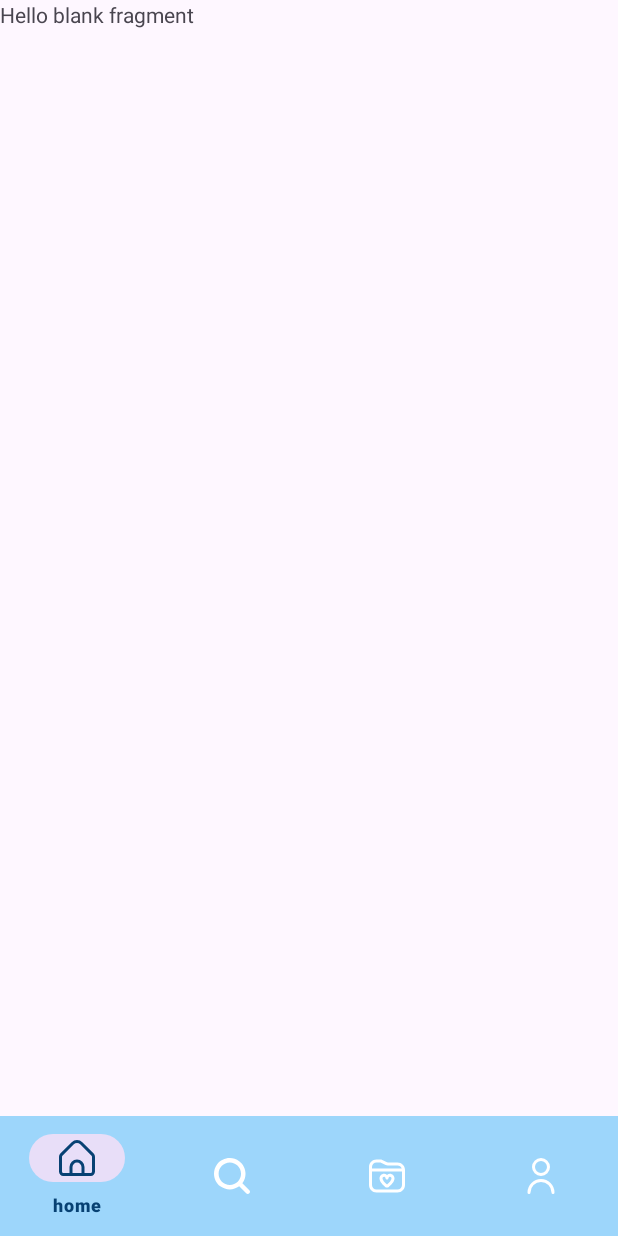
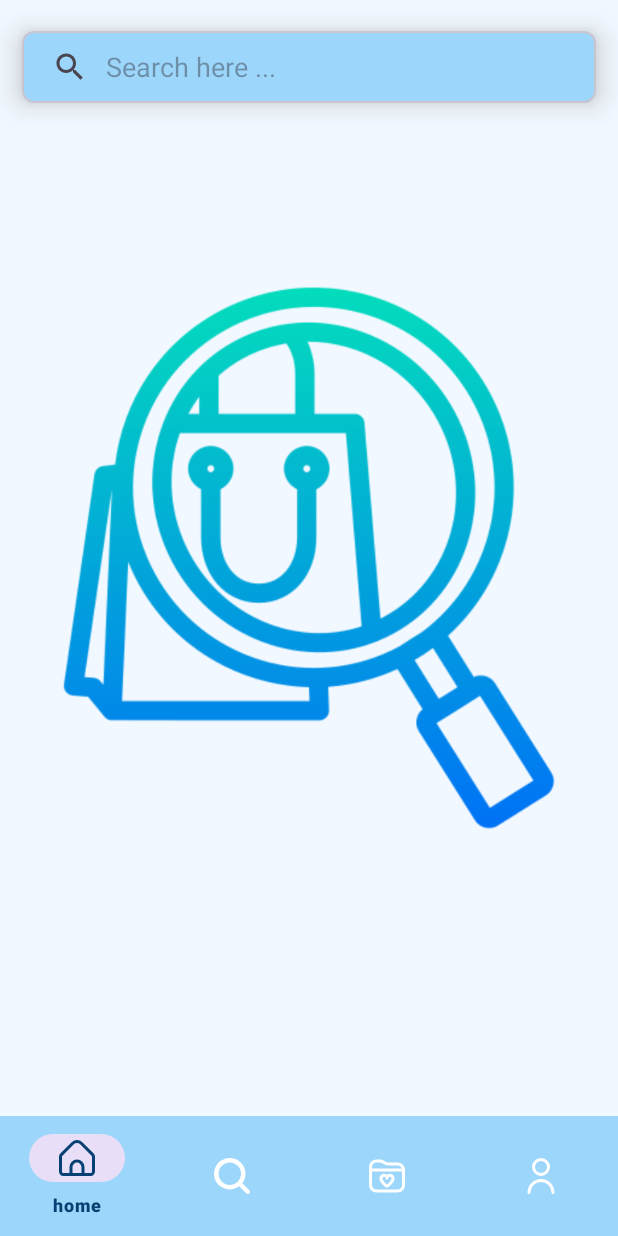
Before and after one commit to mariam021/Shop-Verse, an Android app: the SearchFragment screen opened through its navigation route, on a phone screen of 412 x 824 dp. Run offline under Robolectric (Android 15) with nearby library versions, the phone set to English and light mode, and no system bars; our stand-ins replace Room's generated code, navigation-ui; pictures from the network do not load; 1 statement that could not run was skipped.

Commit message:
## add search feature

```diff
--- a/app/src/main/java/com/example/shopverse/presentation/search/SearchFragment.kt
+++ b/app/src/main/java/com/example/shopverse/presentation/search/SearchFragment.kt
@@ -5,56 +5,123 @@ import androidx.fragment.app.Fragment
 import android.view.LayoutInflater
 import android.view.View
 import android.view.ViewGroup
+import android.widget.Toast
+import androidx.appcompat.widget.SearchView
+import androidx.lifecycle.ViewModelProvider
+import androidx.navigation.fragment.findNavController
+import androidx.recyclerview.widget.LinearLayoutManager
 import com.example.shopverse.R
+import com.example.shopverse.data.local.product.ProductDatabase
+import com.example.shopverse.data.local.user.UserDatabase
+import com.example.shopverse.databinding.FragmentHomeBinding
+import com.example.shopverse.databinding.FragmentSearchBinding
+import com.example.shopverse.domain.repo.product.ProductRepository
+import com.example.shopverse.domain.repo.user.UserRepository
+import com.example.shopverse.presentation.home.HomeFragmentDirections
+import com.example.shopverse.presentation.home.HomeVM
+import com.example.shopverse.presentation.home.ProductViewModelFactory
+import java.util.ArrayList
+import java.util.Locale
 
-// TODO: Rename parameter arguments, choose names that match
-// the fragment initialization parameters, e.g. ARG_ITEM_NUMBER
-private const val ARG_PARAM1 = "param1"
-private const val ARG_PARAM2 = "param2"
+class SearchFragment : Fragment() {
 
-/**
- * A simple [Fragment] subclass.
- * Use the [SearchFragment.newInstance] factory method to
- * create an instance of this fragment.
- */
-class SearchFragment : Fragment() {
-    // TODO: Rename and change types of parameters
-    private var param1: String? = null
-    private var param2: String? = null
+    private lateinit var viewModel: SearchVM
+    private lateinit var searchAdapter: SearchAdapter
+    private var _binding: FragmentSearchBinding? = null
+    private val binding get() = _binding!!
 
-    override fun onCreate(savedInstanceState: Bundle?) {
-        super.onCreate(savedInstanceState)
-        arguments?.let {
-            param1 = it.getString(ARG_PARAM1)
-            param2 = it.getString(ARG_PARAM2)
-        }
-    }
 
     override fun onCreateView(
         inflater: LayoutInflater, container: ViewGroup?,
         savedInstanceState: Bundle?
-    ): View? {
-        // Inflate the layout for this fragment
-        return inflater.inflate(R.layout.fragment_search, container, false)
+    ): View {
+        _binding = FragmentSearchBinding.inflate(inflater, container, false)
+        return binding.root
     }
 
-    companion object {
-        /**
-         * Use this factory method to create a new instance of
-         * this fragment using the provided parameters.
-         *
-         * @param param1 Parameter 1.
-         * @param param2 Parameter 2.
-         * @return A new instance of fragment SearchFragment.
-         */
-        // TODO: Rename and change types and number of parameters
-        @JvmStatic
-        fun newInstance(param1: String, param2: String) =
-            SearchFragment().apply {
-                arguments = Bundle().apply {
-                    putString(ARG_PARAM1, param1)
-                    putString(ARG_PARAM2, param2)
-                }
+    override fun onViewCreated(view: View, savedInstanceState: Bundle?) {
+        super.onViewCreated(view, savedInstanceState)
+
+        val productRepository =
+            ProductRepository(ProductDatabase.getProductDatabase(requireContext()).productDao())
+
+        val viewModelFactory = SearchVMFactory(productRepository)
+        viewModel = ViewModelProvider(this, viewModelFactory)[SearchVM::class.java]
+
+        binding.recyclerView.layoutManager = LinearLayoutManager(requireContext())
+
+        // Initialize searchAdapter with an empty list or initial data
+        searchAdapter = SearchAdapter(emptyList(),
+            onItemClick = { product ->
+                val action = SearchFragmentDirections.actionSearchFragmentToItemFragment(
+                    images = product.images.toTypedArray(),
+                    title = product.title,
+                    description = product.description,
+                    category = product.category,
+                    availabilityStatus = product.availabilityStatus,
+                    discountPercentage = product.discountPercentage.toFloat(),
+                    price = product.price.toFloat(),
+                    warrantyInformation = product.warrantyInformation,
+                    stock = product.stock,
+                    rating = product.rating.toFloat(),
+                    weight = product.weight
+                )
+                findNavController().navigate(action)
             }
+        )
+
+        viewModel.products.observe(viewLifecycleOwner) { products ->
+            if (products.isNullOrEmpty()) {
+                binding.emptyStateContainer.visibility = View.VISIBLE
+
+            } else {
+                binding.emptyStateContainer.visibility = View.GONE
+                searchAdapter.setFilteredList(products)
+            }
+        }
+
+        binding.recyclerView.adapter = searchAdapter
+
+        binding.searchView.setOnQueryTextListener(object : SearchView.OnQueryTextListener {
+            override fun onQueryTextSubmit(query: String?): Boolean {
+                return false
+            }
+
+            override fun onQueryTextChange(newText: String?): Boolean {
+                filterList(newText)
+                return true
+            }
+
+        })
+        viewModel.fetchProducts()
     }
+
+    private fun filterList(query: String?) {
+        val productList = viewModel.products.value ?: emptyList()
+
+        if (query != null && productList.isNotEmpty()) {
+            val filteredList = productList.filter {
+                it.title.lowercase(Locale.ROOT).contains(query.lowercase(Locale.ROOT))
+            }
+
+            if (filteredList.isEmpty()) {
+                Toast.makeText(requireContext(), "No Data found", Toast.LENGTH_SHORT).show()
+            } else {
+                searchAdapter.setFilteredList(filteredList)
+            }
+        } else {
+            Toast.makeText(
+                requireContext(),
+                "No products available or invalid query",
+                Toast.LENGTH_SHORT
+            ).show()
+        }
+    }
+
+
+    override fun onDestroyView() {
+        super.onDestroyView()
+        _binding = null
+    }
+
 }
--- /dev/null
+++ b/app/src/main/java/com/example/shopverse/presentation/search/SearchVM.kt
@@ -0,0 +1,26 @@
+package com.example.shopverse.presentation.search
+
+import androidx.lifecycle.LiveData
+import androidx.lifecycle.MutableLiveData
+import androidx.lifecycle.ViewModel
+import androidx.lifecycle.viewModelScope
+import com.example.shopverse.data.local.product.Product
+import com.example.shopverse.domain.repo.product.ProductRepository
+import com.example.shopverse.domain.repo.user.UserRepository
+import kotlinx.coroutines.launch
+
+class SearchVM(
+    private val productRepository: ProductRepository
+) : ViewModel() {
+
+    private val _products = MutableLiveData<List<Product>>()
+    val products: LiveData<List<Product>> get() = _products
+
+    fun fetchProducts() {
+        viewModelScope.launch {
+            productRepository.fetchAndSaveProducts()
+            _products.value = productRepository.getAllProducts()
+        }
+    }
+
+}
--- /dev/null
+++ b/app/src/main/java/com/example/shopverse/presentation/search/SearchVMFactory.kt
@@ -0,0 +1,19 @@
+package com.example.shopverse.presentation.search
+
+import androidx.lifecycle.ViewModel
+import androidx.lifecycle.ViewModelProvider
+import com.example.shopverse.domain.repo.product.ProductRepository
+import com.example.shopverse.presentation.home.HomeVM
+
+
+class SearchVMFactory(
+    private val productRepository: ProductRepository
+) : ViewModelProvider.Factory {
+    @Suppress("UNCHECKED_CAST")
+    override fun <T : ViewModel> create(modelClass: Class<T>): T {
+        if (modelClass.isAssignableFrom(SearchVM::class.java)) {
+            return SearchVM(productRepository) as T
+        }
+        throw IllegalArgumentException("Unknown ViewModel class")
+    }
+}
--- a/app/src/main/res/layout/fragment_search.xml
+++ b/app/src/main/res/layout/fragment_search.xml
@@ -1,14 +1,56 @@
 <?xml version="1.0" encoding="utf-8"?>
-<FrameLayout xmlns:android="http://schemas.android.com/apk/res/android"
+<androidx.constraintlayout.widget.ConstraintLayout xmlns:android="http://schemas.android.com/apk/res/android"
+    xmlns:app="http://schemas.android.com/apk/res-auto"
     xmlns:tools="http://schemas.android.com/tools"
     android:layout_width="match_parent"
     android:layout_height="match_parent"
+    android:background="@color/primary_100"
+    android:layout_marginBottom="80dp"
     tools:context=".presentation.search.SearchFragment">
 
-    <!-- TODO: Update blank fragment layout -->
-    <TextView
-        android:layout_width="match_parent"
-        android:layout_height="match_parent"
-        android:text="@string/hello_blank_fragment" />
+    <com.google.android.material.card.MaterialCardView
+        android:id="@+id/materialCardView"
+        android:layout_width="0dp"
+        android:layout_height="wrap_content"
+        app:cardCornerRadius="8dp"
+        app:cardElevation="12dp"
+        app:cardUseCompatPadding="true"
+        android:backgroundTint="@color/primary_300"
+        app:layout_constraintEnd_toEndOf="parent"
+        app:layout_constraintHorizontal_bias="0.5"
+        app:layout_constraintStart_toStartOf="parent"
+        app:layout_constraintTop_toTopOf="parent"
+        >
 
-</FrameLayout>
+        <androidx.appcompat.widget.SearchView
+            android:id="@+id/searchView"
+            android:layout_width="match_parent"
+            android:layout_height="wrap_content"
+            app:iconifiedByDefault="false"
+            app:queryBackground="@android:color/transparent"
+            app:queryHint="Search here ..." />
+
+    </com.google.android.material.card.MaterialCardView>
+
+    <androidx.recyclerview.widget.RecyclerView
+        android:id="@+id/recyclerView"
+        android:layout_width="0dp"
+        android:layout_height="0dp"
+        app:layout_constraintBottom_toBottomOf="parent"
+        app:layout_constraintEnd_toEndOf="parent"
+        app:layout_constraintHorizontal_bias="0.5"
+        app:layout_constraintStart_toStartOf="parent"
+        app:layout_constraintTop_toBottomOf="@+id/materialCardView" />
+
+    <ImageView
+        android:id="@+id/emptyStateContainer"
+        android:layout_width="wrap_content"
+        android:layout_height="wrap_content"
+        android:src="@drawable/search_ic"
+        android:layout_marginBottom="90dp"
+        app:layout_constraintBottom_toBottomOf="parent"
+        app:layout_constraintEnd_toEndOf="parent"
+        app:layout_constraintStart_toStartOf="parent"
+        app:layout_constraintTop_toBottomOf="@id/materialCardView" />
+
+</androidx.constraintlayout.widget.ConstraintLayout>
--- a/app/src/main/res/navigation/nav_graph.xml
+++ b/app/src/main/res/navigation/nav_graph.xml
@@ -70,6 +70,10 @@
         android:id="@+id/searchFragment"
         android:name="com.example.shopverse.presentation.search.SearchFragment"
         android:label="fragment_search"
-        tools:layout="@layout/fragment_search" />
+        tools:layout="@layout/fragment_search" >
+        <action
+            android:id="@+id/action_searchFragment_to_itemFragment"
+            app:destination="@id/itemFragment" />
+    </fragment>
 
 </navigation>
```
Also changed, not shown: app/src/main/java/com/example/shopverse/presentation/search/SearchAdapter.kt (added, +49 -0 lines), app/src/main/res/layout/search_item.xml (added, +55 -0 lines), app/src/main/res/drawable/search_ic.png (added), build.gradle.kts (line endings or trailing spaces).
